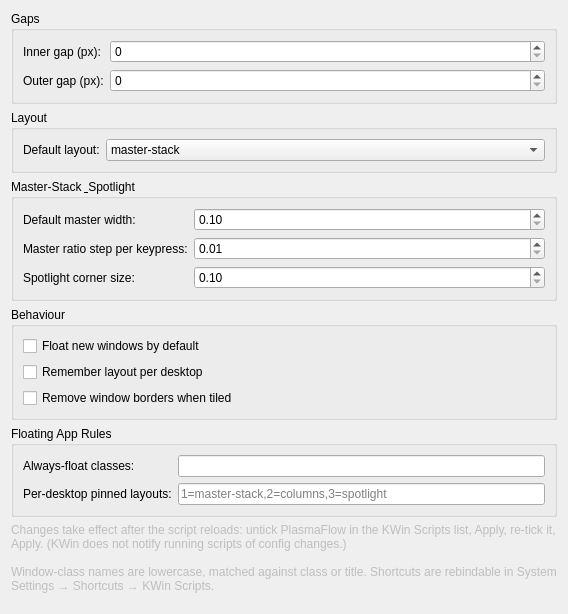
The window that contents/ui/config.ui (PSEUDOSTAGE/PlasmaFlow) describes before a commit, drawn with Qt 5.
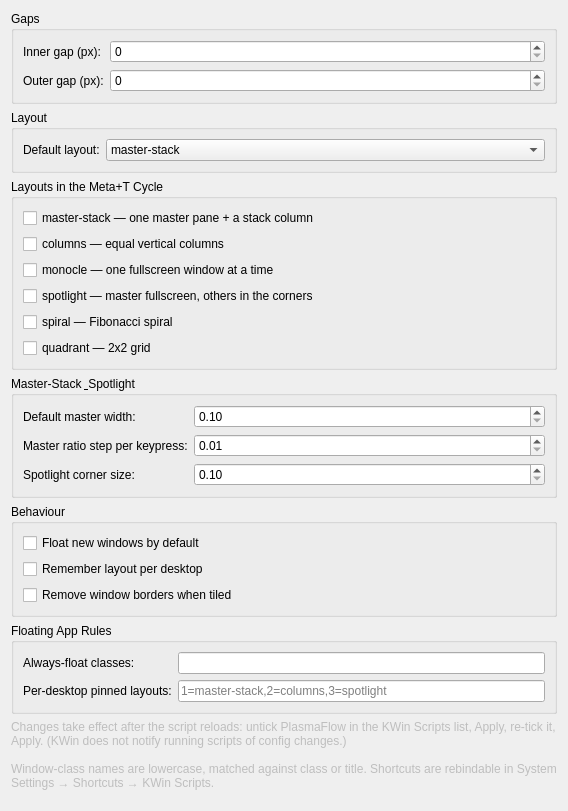
The same window after the commit.

Commit message: Add per-layout enable toggles and Meta+Shift+T full cycle

```diff
--- a/contents/ui/config.ui
+++ b/contents/ui/config.ui
@@ -66,6 +66,45 @@
     </widget>
    </item>
 
+   <item>
+    <widget class="QGroupBox" name="groupEnabled">
+     <property name="title"><string>Layouts in the Meta+T Cycle</string></property>
+     <property name="toolTip"><string>Untick a layout you never use to drop it from the Meta+T rotation. Meta+Shift+T still cycles through every layout, and the default, pinned and remembered layouts are unaffected. Unticking all of them leaves every layout in the cycle.</string></property>
+     <layout class="QVBoxLayout" name="vboxEnabled">
+      <item>
+       <widget class="QCheckBox" name="kcfg_enableMasterStack">
+        <property name="text"><string>master-stack — one master pane + a stack column</string></property>
+       </widget>
+      </item>
+      <item>
+       <widget class="QCheckBox" name="kcfg_enableColumns">
+        <property name="text"><string>columns — equal vertical columns</string></property>
+       </widget>
+      </item>
+      <item>
+       <widget class="QCheckBox" name="kcfg_enableMonocle">
+        <property name="text"><string>monocle — one fullscreen window at a time</string></property>
+       </widget>
+      </item>
+      <item>
+       <widget class="QCheckBox" name="kcfg_enableSpotlight">
+        <property name="text"><string>spotlight — master fullscreen, others in the corners</string></property>
+       </widget>
+      </item>
+      <item>
+       <widget class="QCheckBox" name="kcfg_enableSpiral">
+        <property name="text"><string>spiral — Fibonacci spiral</string></property>
+       </widget>
+      </item>
+      <item>
+       <widget class="QCheckBox" name="kcfg_enableQuadrant">
+        <property name="text"><string>quadrant — 2x2 grid</string></property>
+       </widget>
+      </item>
+     </layout>
+    </widget>
+   </item>
+
    <item>
     <widget class="QGroupBox" name="groupMaster">
      <property name="title"><string>Master-Stack &amp; Spotlight</string></property>
```
The commit also changes 3 other files.
